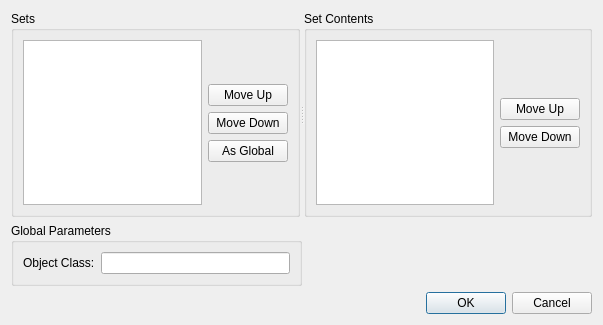
Before: the Qt Designer form spinetoolbox/project_items/exporter/ui/gdx_export_settings.ui in spine-tools/Spine-Toolbox, drawn with Qt 5.
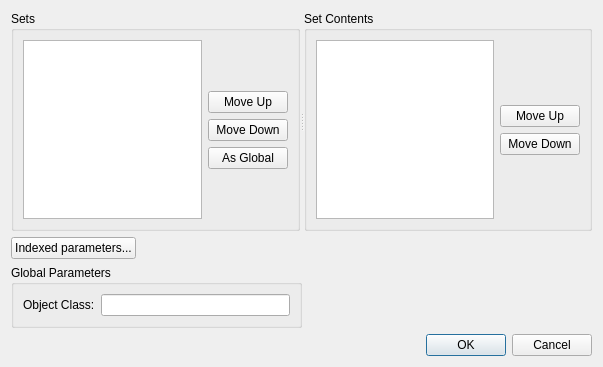
After: the same form once the commit is applied.

Commit message:
Exporter: implement indexed parameter settings
Added basic functionality to set up indexed parameter (time series, time
patterns) expansion for .gdx export in Exporter. There is now a new
settings window accessible from the main Gdx Export Settings window
which lets user define the indexing domains

This is WIP: saving Exporter settings when saving a project
does not work yet.

Re #490

```diff
--- a/spinetoolbox/project_items/exporter/ui/gdx_export_settings.ui
+++ b/spinetoolbox/project_items/exporter/ui/gdx_export_settings.ui
@@ -22,7 +22,7 @@
     <x>0</x>
     <y>0</y>
     <width>603</width>
-    <height>325</height>
+    <height>367</height>
    </rect>
   </property>
   <property name="windowTitle">
@@ -151,6 +151,30 @@
      </widget>
     </widget>
    </item>
+   <item>
+    <layout class="QHBoxLayout" name="horizontalLayout_4">
+     <item>
+      <widget class="QPushButton" name="open_indexed_parameter_settings_button">
+       <property name="text">
+        <string>Indexed parameters...</string>
+       </property>
+      </widget>
+     </item>
+     <item>
+      <spacer name="horizontalSpacer_2">
+       <property name="orientation">
+        <enum>Qt::Horizontal</enum>
+       </property>
+       <property name="sizeHint" stdset="0">
+        <size>
+         <width>40</width>
+         <height>20</height>
+        </size>
+       </property>
+      </spacer>
+     </item>
+    </layout>
+   </item>
    <item>
     <layout class="QHBoxLayout" name="horizontalLayout_3">
      <item>
```
Left out of the diff: 2 changed lines with no effect on the pictures. The commit also changes 44 other files.
